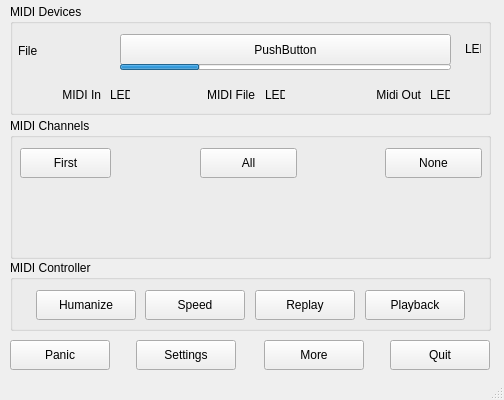
The window that src/mainwindow.ui (obook/I-like-Chopin) describes before a commit, drawn with Qt 5.
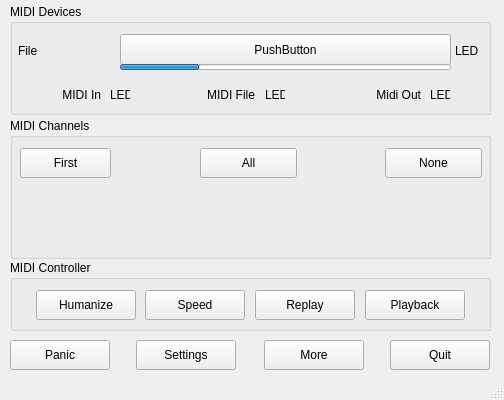
The same window after the commit.

The edit to the form file:
```diff
--- a/src/mainwindow.ui
+++ b/src/mainwindow.ui
@@ -186,10 +186,10 @@
     <widget class="QLabel" name="labelLedQuality">
      <property name="geometry">
       <rect>
-       <x>455</x>
-       <y>37</y>
-       <width>16</width>
-       <height>16</height>
+       <x>445</x>
+       <y>33</y>
+       <width>28</width>
+       <height>28</height>
       </rect>
      </property>
      <property name="text">
```
